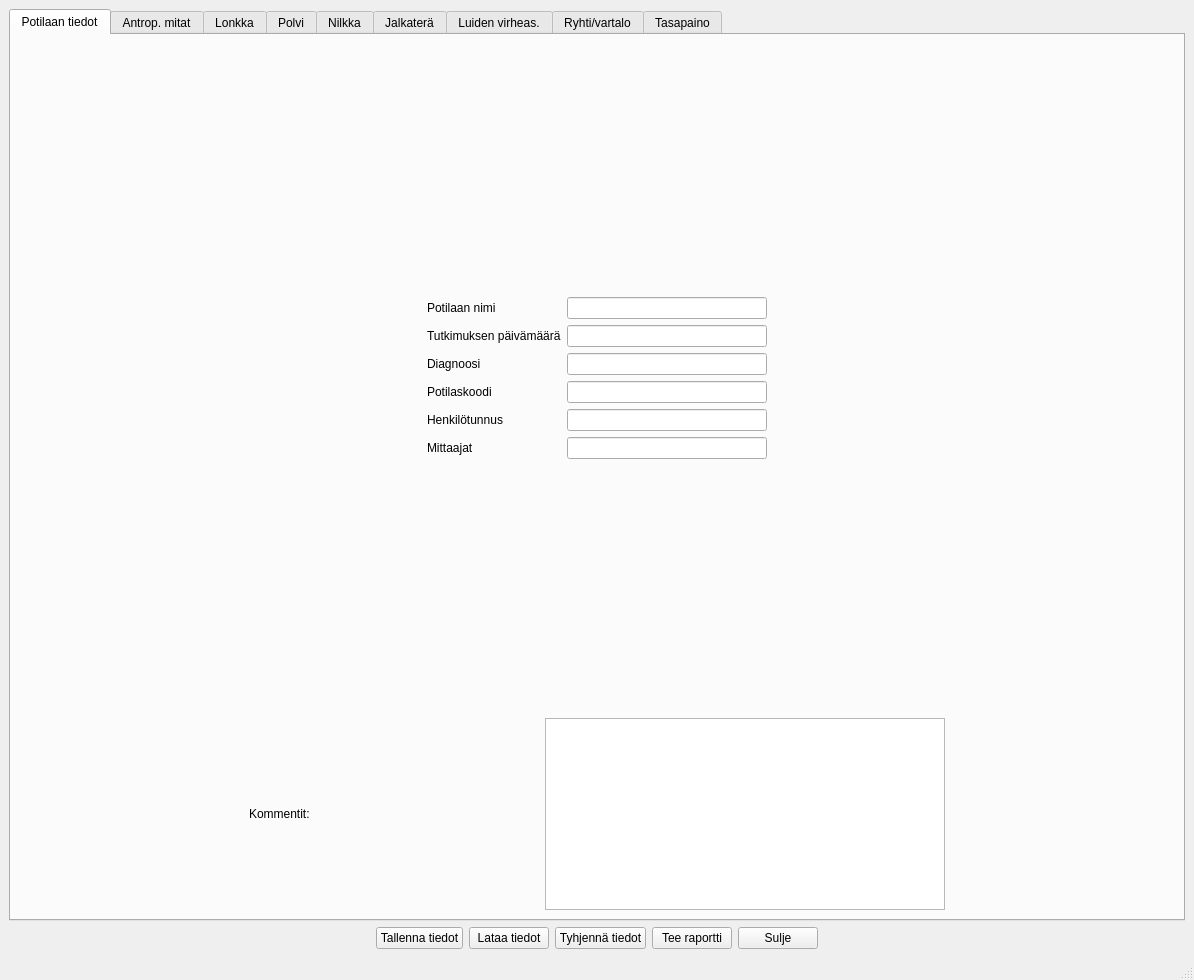
Qt form tabbed_design.ui (jjnurminen/liikelaaj) before a commit.
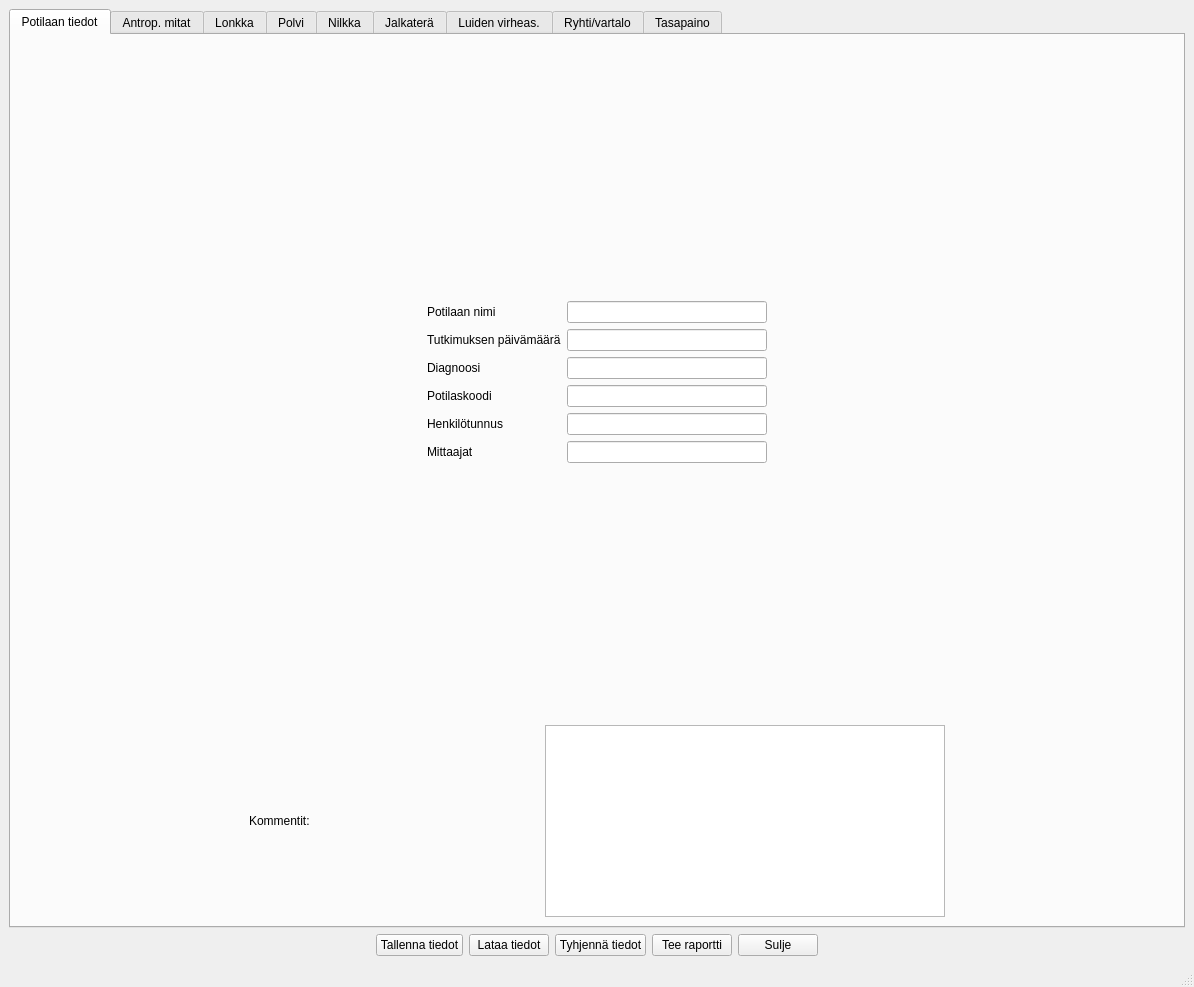
The same form after that commit. The open tabs and pages were chosen to show the change.

Commit message: tab order roughly ok

The edit to the form file:
```diff
--- a/tabbed_design.ui
+++ b/tabbed_design.ui
@@ -7,7 +7,7 @@
     <x>0</x>
     <y>0</y>
     <width>1194</width>
-    <height>980</height>
+    <height>987</height>
    </rect>
   </property>
   <property name="windowTitle">
```
Left out of the diff: 245 changed lines with no effect on the pictures.
